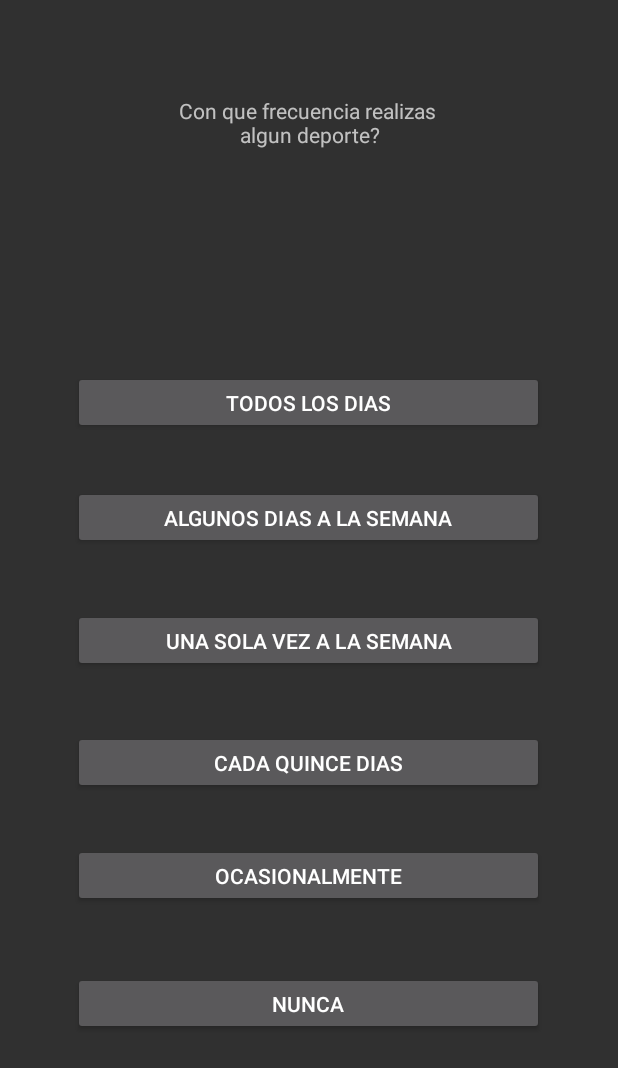
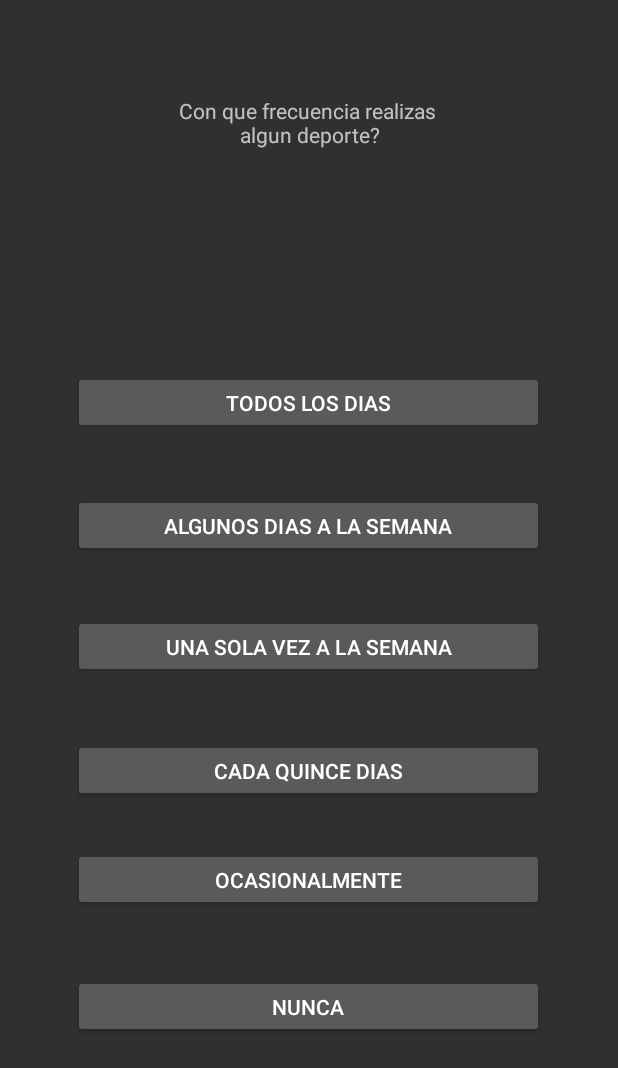
Before and after one commit to Crist-C/MinTicApp, an Android app: the regInfoEstadoFisico screen opened directly, with no data from a screen before it, on a phone screen of 412 x 824 dp. Shown: the top 1068 px of the screen. Run offline under Robolectric (Android 15) with nearby library versions, the phone set to English and light mode, and no system bars.

Commit message:
Empece a hacer el diseño de informacion de registro de estado fisico.

```diff
--- a/MinTicTesting/app/src/main/res/layout/activity_reg_info_estado_fisico.xml
+++ b/MinTicTesting/app/src/main/res/layout/activity_reg_info_estado_fisico.xml
@@ -11,6 +11,7 @@
         android:id="@+id/containedButton3"
         android:layout_width="314dp"
         android:layout_height="42dp"
+        android:layout_marginTop="8dp"
         android:text="Una sola vez a la semana"
         app:layout_constraintBottom_toBottomOf="parent"
         app:layout_constraintEnd_toEndOf="parent"
@@ -23,18 +24,20 @@
         android:id="@+id/containedButton4"
         android:layout_width="314dp"
         android:layout_height="42dp"
+        android:layout_marginTop="8dp"
         android:text="Cada quince dias"
         app:layout_constraintBottom_toBottomOf="parent"
         app:layout_constraintEnd_toEndOf="parent"
         app:layout_constraintHorizontal_bias="0.494"
         app:layout_constraintStart_toStartOf="parent"
         app:layout_constraintTop_toBottomOf="@+id/textView4"
-        app:layout_constraintVertical_bias="0.568" />
+        app:layout_constraintVertical_bias="0.571" />
 
     <Button
         android:id="@+id/containedButton5"
         android:layout_width="314dp"
         android:layout_height="42dp"
+        android:layout_marginTop="8dp"
         android:text="Ocasionalmente"
         app:layout_constraintBottom_toBottomOf="parent"
         app:layout_constraintEnd_toEndOf="parent"
@@ -47,6 +50,7 @@
         android:id="@+id/containedButton6"
         android:layout_width="314dp"
         android:layout_height="42dp"
+        android:layout_marginTop="8dp"
         android:text="Nunca"
         app:layout_constraintBottom_toBottomOf="parent"
         app:layout_constraintEnd_toEndOf="parent"
@@ -82,6 +86,7 @@
         android:id="@+id/containedButton2"
         android:layout_width="314dp"
         android:layout_height="42dp"
+        android:layout_marginTop="8dp"
         android:text="Algunos dias a la semana"
         app:layout_constraintBottom_toBottomOf="parent"
         app:layout_constraintEnd_toEndOf="parent"
```
